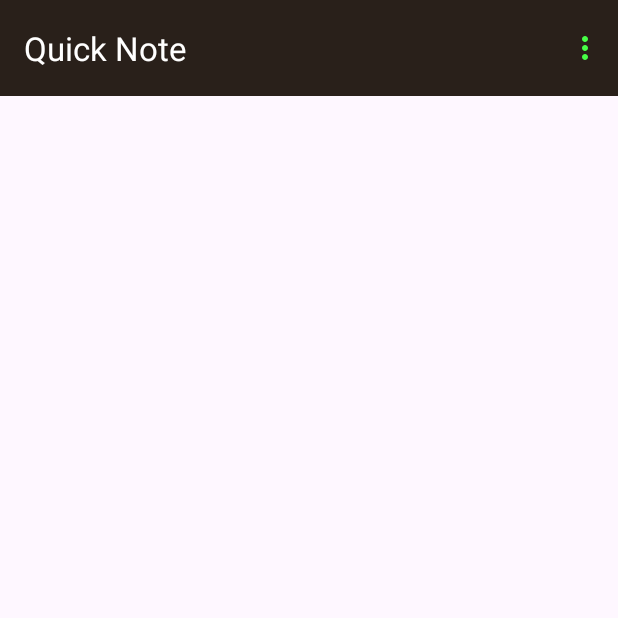
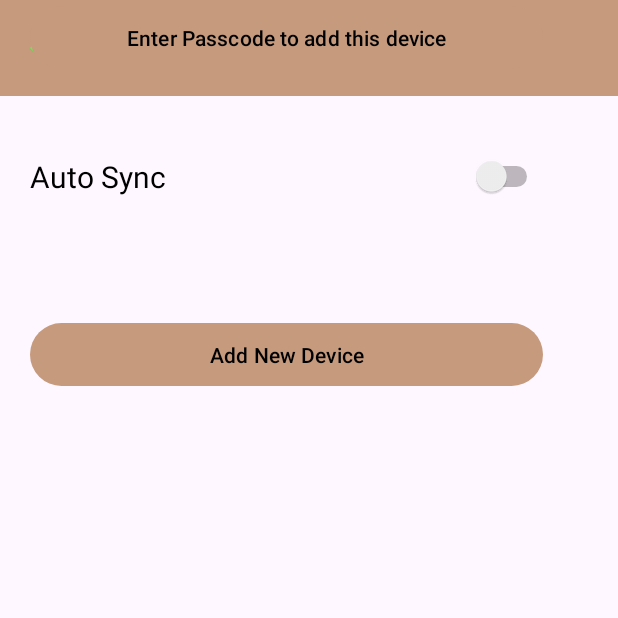
Before and after one commit to antandbuffalo/QuickNote, an Android app: the screen it shows after launch (MainActivity before the commit, SyncSetting after it), in the options menu, after a tap on "Sync", on a phone screen of 412 x 824 dp, the top half of it. Run offline under Robolectric (Android 15) with nearby library versions, the phone set to English and light mode, and no system bars; our stand-ins replace AdMob, navigation-ui.

Commit message:
added new device screen

```diff
--- a/app/src/main/java/com/antandbuffalo/quicknote/MainActivity.java
+++ b/app/src/main/java/com/antandbuffalo/quicknote/MainActivity.java
@@ -101,7 +101,9 @@ public class MainActivity extends AppCompatActivity {
             return true;
         }
         if(id == R.id.action_sync) {
-
+            Intent intent = new Intent(this, SyncSetting.class);
+            startActivity(intent);
+            return true;
         }
 
         return super.onOptionsItemSelected(item);
--- a/app/src/main/java/com/antandbuffalo/quicknote/Storage.java
+++ b/app/src/main/java/com/antandbuffalo/quicknote/Storage.java
@@ -21,4 +21,15 @@ public class Storage {
     public static String getString(Context context, String key, String defaultValue) {
         return Storage.getSharedPreference(context).getString(key, defaultValue);
     }
+
+    public static Boolean putBoolean(Context context, String key, Boolean value) {
+        SharedPreferences.Editor editor = Storage.getSharedPreference(context).edit();
+        editor.putBoolean(key, value);
+        return editor.commit();
+    }
+
+    public static Boolean getBoolean(Context context, String key, Boolean defaultValue) {
+        return Storage.getSharedPreference(context).getBoolean(key, defaultValue);
+    }
+
 }
--- /dev/null
+++ b/app/src/main/java/com/antandbuffalo/quicknote/SyncSetting.java
@@ -0,0 +1,54 @@
+package com.antandbuffalo.quicknote;
+
+import androidx.appcompat.app.AppCompatActivity;
+import androidx.appcompat.widget.Toolbar;
+
+import android.content.Context;
+import android.content.Intent;
+import android.os.Bundle;
+import android.view.View;
+import android.widget.Button;
+import android.widget.CompoundButton;
+import android.widget.Switch;
+
+import com.antandbuffalo.quicknote.utilities.Constants;
+
+public class SyncSetting extends AppCompatActivity {
+    Context currentContext = this;
+
+    @Override
+    protected void onCreate(Bundle savedInstanceState) {
+        super.onCreate(savedInstanceState);
+        setContentView(R.layout.activity_sync_setting);
+        Toolbar toolbar = (Toolbar) findViewById(R.id.toolbar);
+        setSupportActionBar(toolbar);
+        getSupportActionBar().setDisplayHomeAsUpEnabled(true);
+        getSupportActionBar().setDisplayShowHomeEnabled(true);
+
+        Switch autoSyncSwitch = findViewById(R.id.autoSyncSwitch);
+
+        autoSyncSwitch.setChecked(Storage.getBoolean(currentContext, Constants.STORAGE_KEY_AUTO_SYNC, false));
+
+        autoSyncSwitch.setOnCheckedChangeListener(new CompoundButton.OnCheckedChangeListener() {
+            @Override
+            public void onCheckedChanged(CompoundButton compoundButton, boolean b) {
+                Storage.putBoolean(currentContext, Constants.STORAGE_KEY_AUTO_SYNC, b);
+            }
+        });
+
+        Button addDeviceButton = findViewById(R.id.addDevice);
+        addDeviceButton.setOnClickListener(new View.OnClickListener() {
+            @Override
+            public void onClick(View view) {
+                Intent intent = new Intent(currentContext, AddNewDevice.class);
+                startActivity(intent);
+            }
+        });
+    }
+
+    @Override
+    public boolean onSupportNavigateUp() {
+        onBackPressed();
+        return true;
+    }
+}
--- a/app/src/main/java/com/antandbuffalo/quicknote/utilities/Constants.java
+++ b/app/src/main/java/com/antandbuffalo/quicknote/utilities/Constants.java
@@ -11,8 +11,11 @@ import java.util.Set;
 public class Constants {
     public static final String STORAGE_NAME = "QuickNote";
     public static final String STORAGE_KEY_TEXT = "STORAGE_KEY_TEXT";
+    public static final String STORAGE_KEY_AUTO_SYNC = "STORAGE_KEY_AUTO_SYNC";
     public static final String FEEDBACK_EMAIL = "antandbuffalo@gmail.com";
     public static final String FEEDBACK_EMAIL_SUBJECT = "Feedback of Quick Note app";
     public static final String FEEDBACK_EMAIL_POPUP_MESSAGE = "Send email using...";
     public static final String PLAY_STORE_URL = "https://play.google.com/store/apps/details?id=com.antandbuffalo.quicknote";
+
+
 }
--- /dev/null
+++ b/app/src/main/res/layout/activity_sync_setting.xml
@@ -0,0 +1,77 @@
+<?xml version="1.0" encoding="utf-8"?>
+<androidx.constraintlayout.widget.ConstraintLayout xmlns:android="http://schemas.android.com/apk/res/android"
+    xmlns:app="http://schemas.android.com/apk/res-auto"
+    xmlns:tools="http://schemas.android.com/tools"
+    android:layout_width="match_parent"
+    android:layout_height="match_parent"
+    tools:context=".SyncSetting">
+
+    <com.google.android.material.appbar.AppBarLayout
+        android:id="@+id/appBarLayout"
+        android:layout_width="match_parent"
+        android:layout_height="wrap_content"
+        android:fitsSystemWindows="true"
+        app:layout_constraintTop_toTopOf="parent">
+
+        <com.google.android.material.appbar.MaterialToolbar
+            android:id="@+id/toolbar"
+            android:layout_width="match_parent"
+            android:layout_height="?attr/actionBarSize"
+            android:background="?attr/colorPrimary"
+            app:title="Sync"
+            app:titleCentered="true"
+            app:titleTextColor="?attr/colorOnPrimary" />
+
+    </com.google.android.material.appbar.AppBarLayout>
+
+    <TextView
+        android:id="@+id/textView"
+        android:layout_width="wrap_content"
+        android:layout_height="wrap_content"
+        android:layout_marginStart="20dp"
+        android:layout_marginTop="40dp"
+        android:text="Auto Sync"
+        android:textColor="@color/colorOnPrimary"
+        android:textSize="20sp"
+        app:layout_constraintStart_toStartOf="parent"
+        app:layout_constraintTop_toBottomOf="@+id/appBarLayout" />
+
+    <Switch
+        android:id="@+id/autoSyncSwitch"
+        android:layout_width="wrap_content"
+        android:layout_height="wrap_content"
+        android:layout_marginTop="40dp"
+        android:layout_marginEnd="50dp"
+        android:text=""
+        app:layout_constraintEnd_toEndOf="parent"
+        app:layout_constraintTop_toBottomOf="@+id/appBarLayout" />
+
+    <Button
+        android:id="@+id/addDevice"
+        android:layout_width="0dp"
+        android:layout_height="50dp"
+        android:layout_marginStart="20dp"
+        android:layout_marginTop="80dp"
+        android:layout_marginEnd="50dp"
+        android:text="Add New Device"
+        android:textColor="@color/colorOnPrimary"
+        app:layout_constraintEnd_toEndOf="parent"
+        app:layout_constraintHorizontal_bias="1.0"
+        app:layout_constraintStart_toStartOf="parent"
+        app:layout_constraintTop_toBottomOf="@+id/textView" />
+
+    <Button
+        android:id="@+id/button2"
+        android:layout_width="0dp"
+        android:layout_height="50dp"
+        android:layout_marginStart="20dp"
+        android:layout_marginTop="80dp"
+        android:layout_marginEnd="50dp"
+        android:text="Enter Passcode to add this device"
+        android:textColor="@color/colorOnPrimary"
+        app:layout_constraintEnd_toEndOf="parent"
+        app:layout_constraintHorizontal_bias="1.0"
+        app:layout_constraintStart_toStartOf="parent"
+        app:layout_constraintTop_toBottomOf="@+id/button" />
+
+</androidx.constraintlayout.widget.ConstraintLayout>
--- a/app/src/main/res/values/colors.xml
+++ b/app/src/main/res/values/colors.xml
@@ -5,11 +5,11 @@
     <color name="green_bright">#46ff46</color>
 
     <!--    colorPrimary-->
-    <color name="colorPrimary">#29201A</color>
+    <color name="colorPrimary">#C69A7D</color>
     <!--    colorPrimaryVariant-->
     <color name="colorPrimaryVariant">#29201A</color>
     <!--    colorOnPrimary-->
-    <color name="colorOnPrimary">#FF352921</color>
+    <color name="colorOnPrimary">#FF000000</color>
     <!--    colorSecondary-->
     <color name="colorSecondary">#FF2c4442</color>
     <!--    colorSecondaryVariant-->
```
Also changed, not shown: app/src/main/AndroidManifest.xml (+6 -1 lines), app/src/main/java/com/antandbuffalo/quicknote/AddNewDevice.java (added, +31 -0 lines), app/src/main/res/layout/activity_add_new_device.xml (added, +27 -0 lines).
